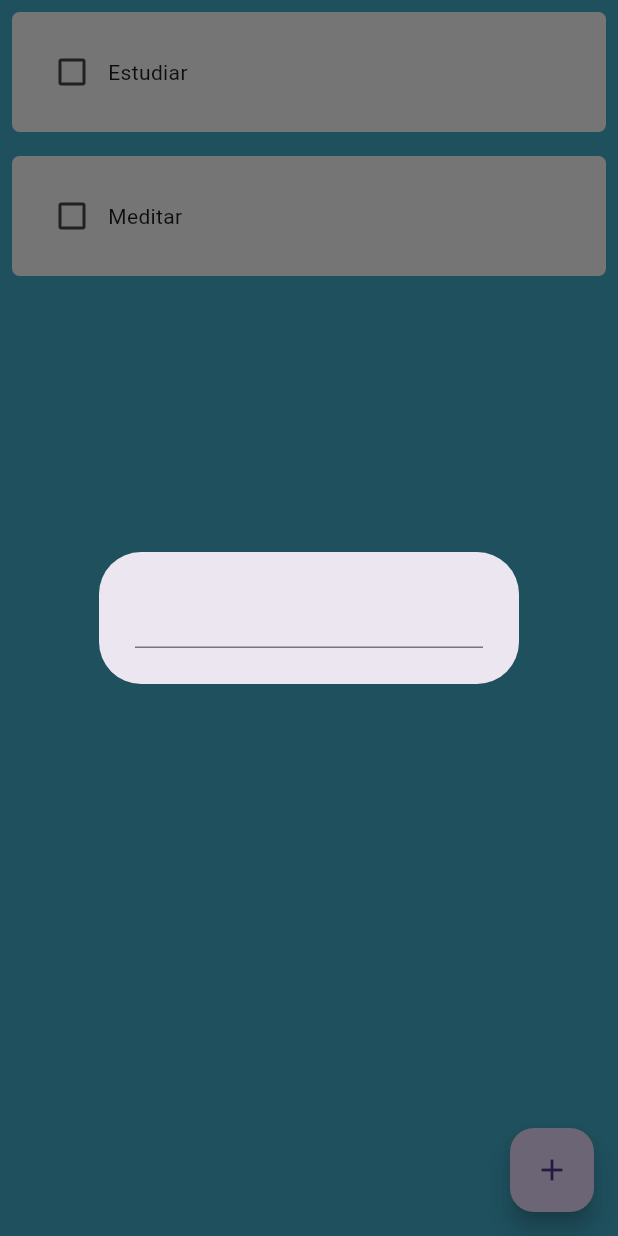
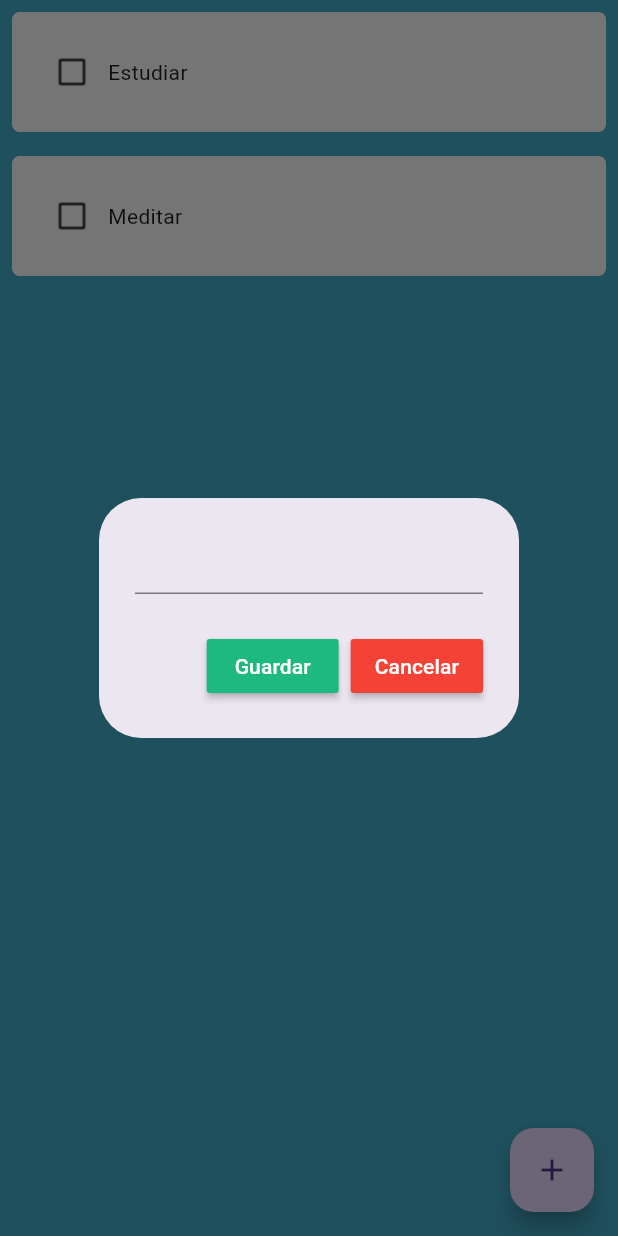
Before and after one commit to Jackieto/HabitCheck, a Flutter app: the screen it shows after launch, after a tap on the "add" icon, on a phone screen of 412 x 824 dp. Run offline on Flutter 3.47's test engine with Material 3 defaults, Android fonts, the phone set to English and light mode, and no system bars.

Commit message:
Ya se pueden añadir hábitos utilizando el botón +

```diff
--- a/lib/components/new_habit_box.dart
+++ b/lib/components/new_habit_box.dart
@@ -1,12 +1,44 @@
 import 'package:flutter/material.dart';
 
 class NewHabitBox extends StatelessWidget {
-  const NewHabitBox({super.key});
+
+  final habitController;
+  final VoidCallback onSave;
+  final VoidCallback onCancel;
+
+  const NewHabitBox({super.key, required this.habitController, required this.onSave, required this.onCancel});
 
   @override
   Widget build(BuildContext context) {
     return AlertDialog(
-      content: TextField(),
+      content: TextField(
+        controller: habitController,
+      ),
+
+
+      actions: [
+        //Botón de guardar
+        MaterialButton(
+          onPressed: onSave,
+          color: Color.fromARGB(255, 29, 185, 128),
+          child: Text(
+            "Guardar",
+            style: TextStyle(color: Colors.white),
+            ),
+          ),
+
+
+          //Botón de cancelar
+          MaterialButton(
+          onPressed: onCancel,
+          color: Colors.red,
+          child: Text(
+            "Cancelar",
+            style: TextStyle(color: Colors.white),
+             ),
+          ),
+      ],
+
     );
   }
 }
```
Also changed, not shown: lib/home_page.dart (+30 -1 lines).
